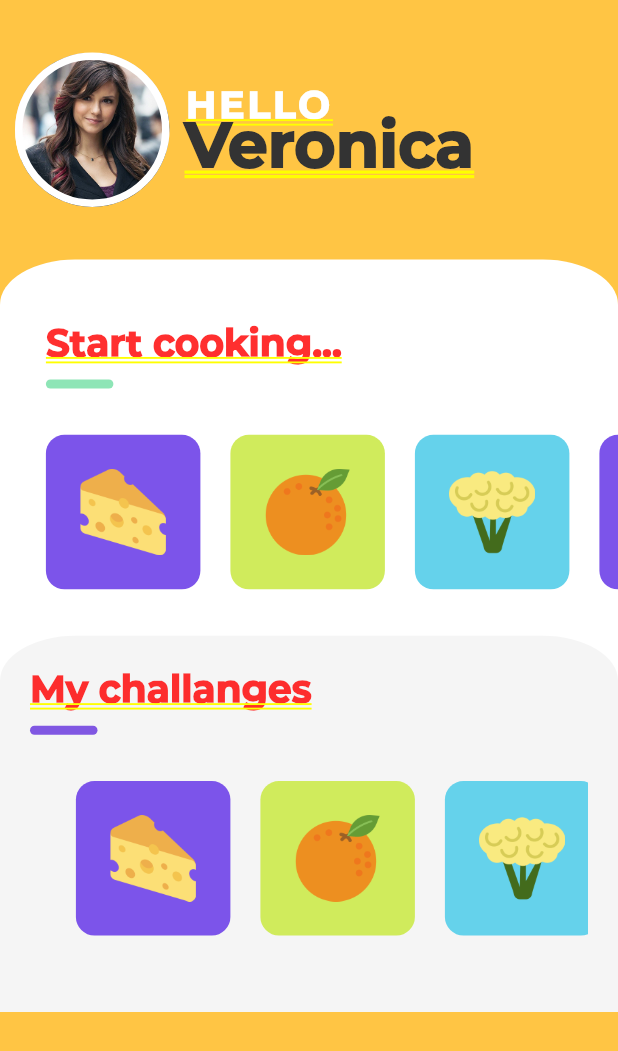
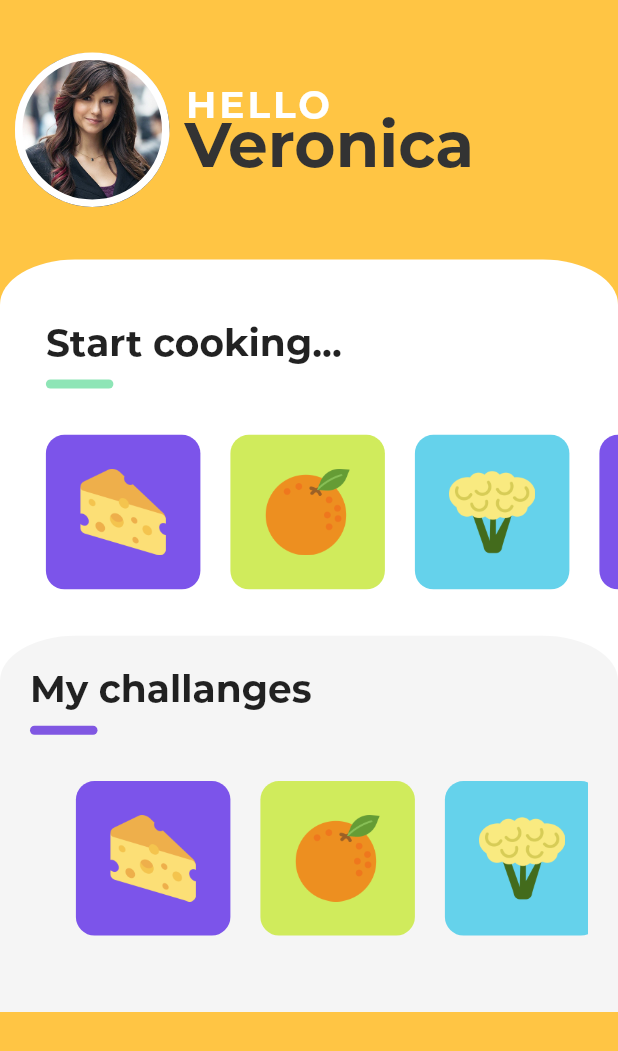
Before and after one commit to PabiGamito/cookoff, a Flutter app: the screen it shows after launch, on a phone screen of 412 x 824 dp. Shown: the top 1051 px of the screen. Run offline on Flutter 3.47's test engine with Material 2 defaults, Android fonts, the phone set to English and light mode, and no system bars.

Commit message:
Add scaffold widget to wrap app to remove underline on texts problem

```diff
--- a/app/lib/main.dart
+++ b/app/lib/main.dart
@@ -1,10 +1,10 @@
+import 'package:cookoff/screens/home.dart';
 import 'package:flutter/material.dart';
-
-import 'package:cookoff/screens/home.dart';
 
 void main() => runApp(App());
 
 class App extends StatelessWidget {
   @override
-  Widget build(BuildContext context) => MaterialApp(home: HomeScreen());
+  Widget build(BuildContext context) =>
+      MaterialApp(home: Scaffold(body: HomeScreen()));
 }
```
